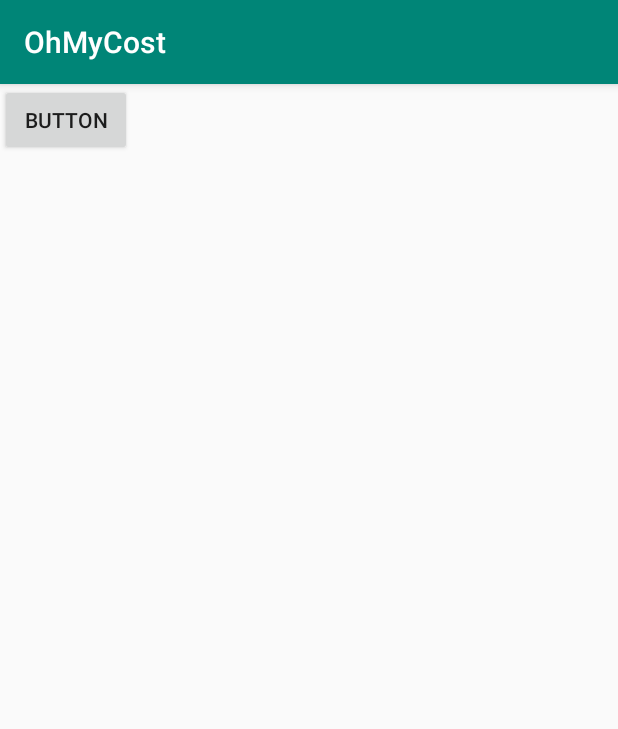
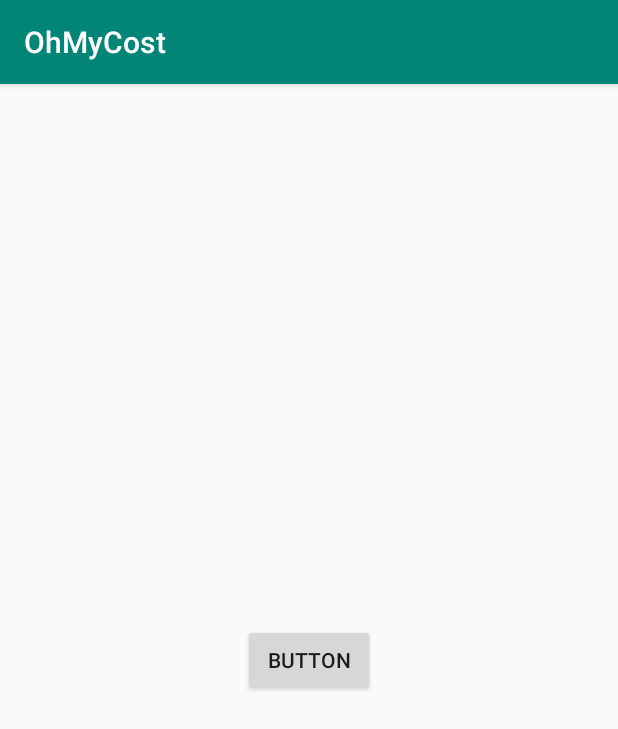
Before and after one commit to mymayy/OhMyCostProject, an Android app: the GraphActivity screen opened directly, with no data from a screen before it, on a phone screen of 412 x 824 dp. Shown: the top 729 px of the screen. Run offline under Robolectric (Android 15) with nearby library versions, the phone set to English and light mode, and no system bars.

Commit message:
move buttom

```diff
--- a/app/src/main/res/layout/activity_graph.xml
+++ b/app/src/main/res/layout/activity_graph.xml
@@ -11,7 +11,9 @@
         android:layout_width="wrap_content"
         android:layout_height="wrap_content"
         android:text="Button"
-        tools:layout_editor_absoluteX="178dp"
-        tools:layout_editor_absoluteY="550dp" />
+        app:layout_constraintBottom_toBottomOf="parent"
+        app:layout_constraintEnd_toEndOf="parent"
+        app:layout_constraintStart_toStartOf="parent"
+        app:layout_constraintTop_toTopOf="parent" />
 
 </androidx.constraintlayout.widget.ConstraintLayout>
```
